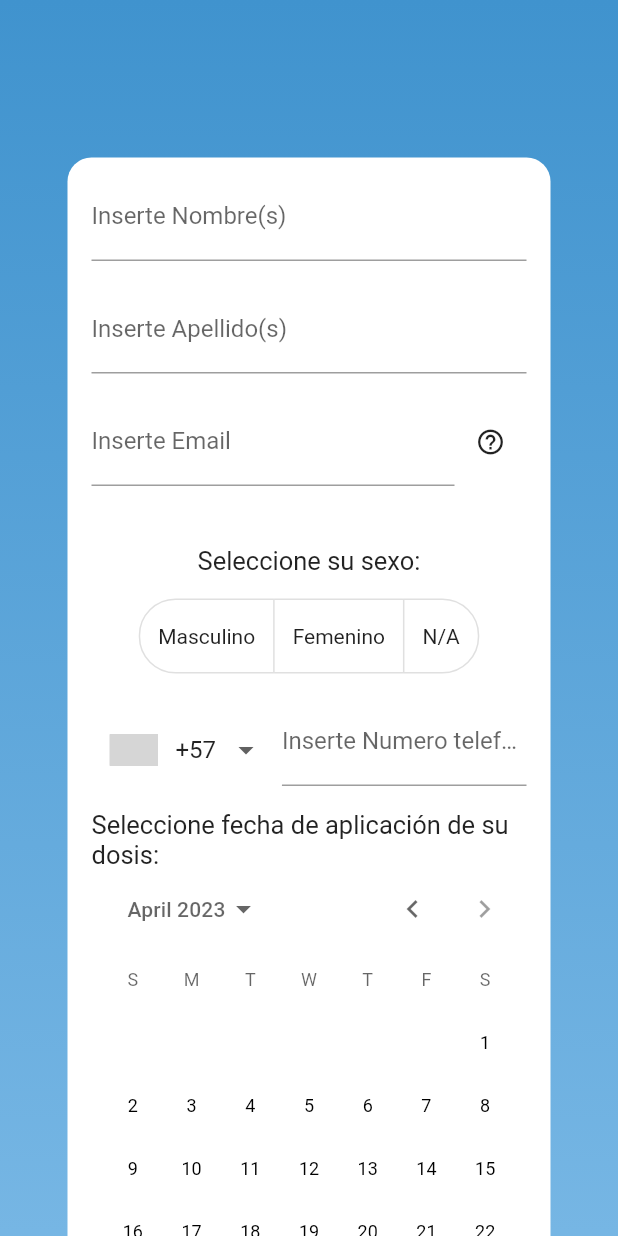
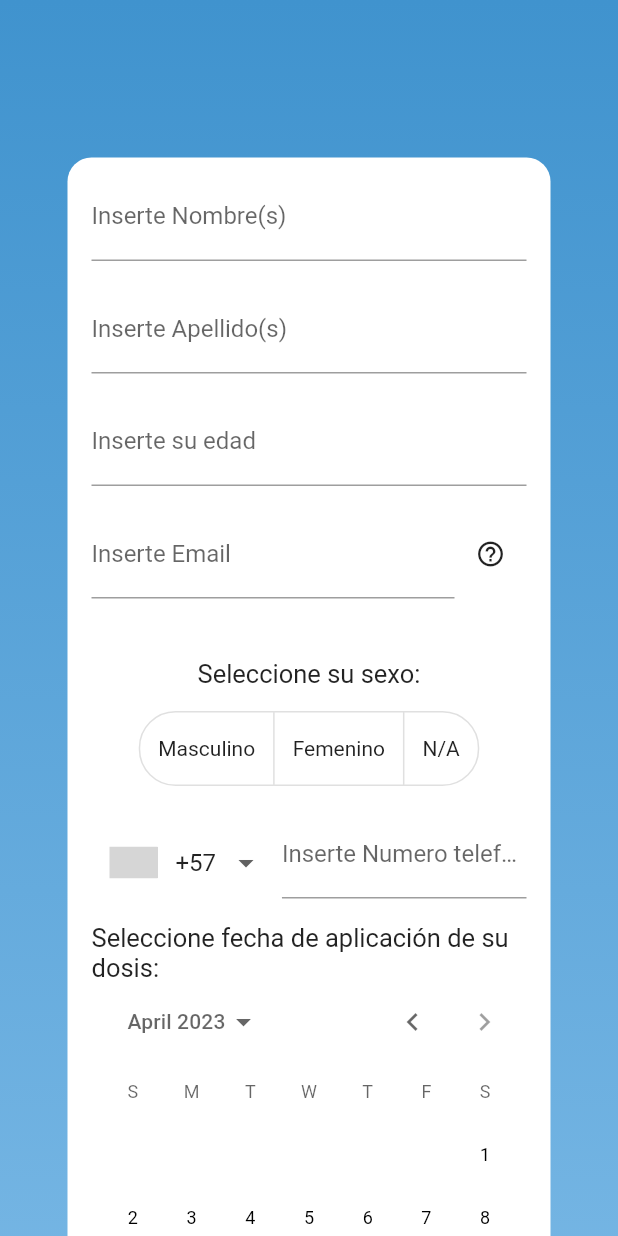
Before and after one commit to VictorCuerdo/iCare, a Flutter app: the screen it shows after launch, on a phone screen of 412 x 824 dp. Run offline on Flutter 3.47's test engine with Material 2 defaults, Android fonts, the light colour scheme and no system bars; drawn by our look-alikes of intl_phone_number_input; our stand-ins replace get; grey boxes are pictures that could not be loaded.

Commit message:
edad field

```diff
--- a/lib/widgets/edit_user_form.dart
+++ b/lib/widgets/edit_user_form.dart
@@ -17,6 +17,7 @@ class _FormularioUsuarioState extends State<FormularioUsuario> {
   double? _height;
   String? _age;
   DateTime? _fechaVacuna;
+  String? _edad;
   final Map<String, bool> _symptoms = {
     "Dolor de cabeza": false,
     "Mareo": false,
@@ -53,6 +54,16 @@ class _FormularioUsuarioState extends State<FormularioUsuario> {
             onChanged: (value) {
               setState(() {
                 _lastName = value;
+              });
+            },
+          ),
+          const SizedBox(height: 16.0),
+          TextFormField(
+            decoration: const InputDecoration(labelText: 'Inserte su edad'),
+            initialValue: _edad,
+            onChanged: (value) {
+              setState(() {
+                _edad = value;
               });
             },
           ),
```
